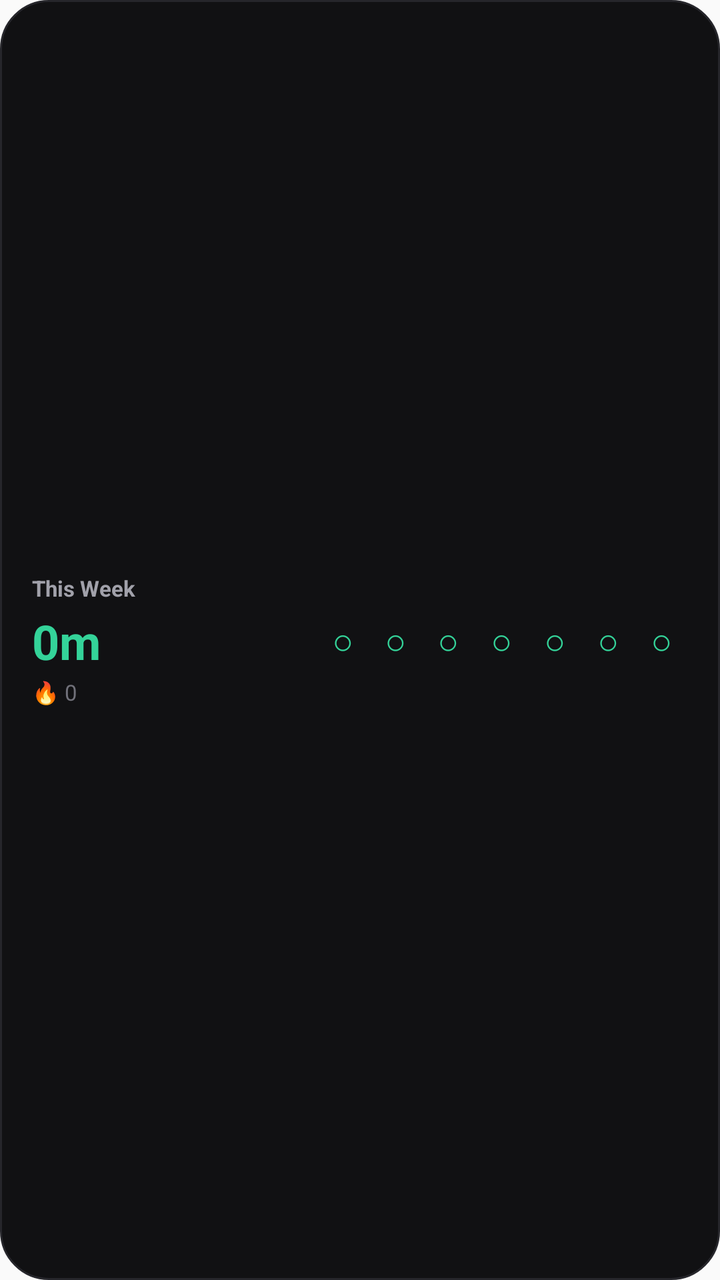
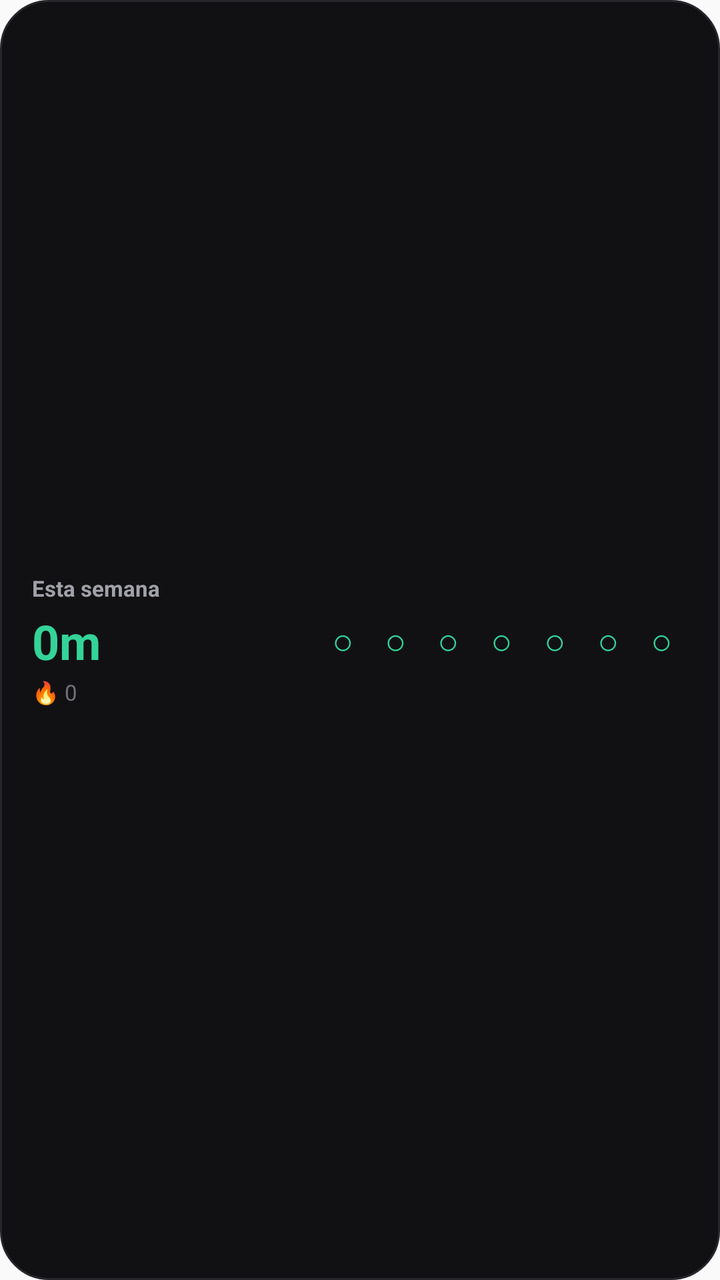

Two renders of the same Android screen: before a commit and after it. Below are the layout's source before the change and the commit's diff.
<!-- AndroidManifest.xml: application theme AppTheme -->
<!-- res/layout/widget_medium_week_preview.xml -->
<?xml version="1.0" encoding="utf-8"?>
<LinearLayout
    xmlns:android="http://schemas.android.com/apk/res/android"
    android:id="@+id/medium_week_root"
    android:layout_width="match_parent"
    android:layout_height="match_parent"
    android:orientation="horizontal"
    android:gravity="center_vertical"
    android:padding="16dp"
    android:background="@drawable/widget_focus_background">

    <LinearLayout
        android:layout_width="0dp"
        android:layout_height="match_parent"
        android:layout_weight="1"
        android:orientation="vertical"
        android:gravity="center_vertical">

        <TextView
            android:layout_width="wrap_content"
            android:layout_height="wrap_content"
            android:text="This Week"
            android:textColor="#A1A1AA"
            android:textSize="11sp"
            android:textStyle="bold" />

        <TextView
            android:id="@+id/medium_week_total"
            android:layout_width="wrap_content"
            android:layout_height="wrap_content"
            android:layout_marginTop="3dp"
            android:text="0m"
            android:textColor="#34D399"
            android:textSize="24sp"
            android:textStyle="bold" />

        <TextView
            android:id="@+id/medium_week_streak"
            android:layout_width="wrap_content"
            android:layout_height="wrap_content"
            android:layout_marginTop="2dp"
            android:text="🔥 0"
            android:textColor="#71717A"
            android:textSize="11sp" />

    </LinearLayout>

    <LinearLayout
        android:layout_width="0dp"
        android:layout_height="match_parent"
        android:layout_weight="1.3"
        android:orientation="horizontal"
        android:gravity="center"
        android:weightSum="7">

        <TextView android:id="@+id/medium_week_day_1" style="@style/FocusWidgetDay" android:text="○" />
        <TextView android:id="@+id/medium_week_day_2" style="@style/FocusWidgetDay" android:text="○" />
        <TextView android:id="@+id/medium_week_day_3" style="@style/FocusWidgetDay" android:text="○" />
        <TextView android:id="@+id/medium_week_day_4" style="@style/FocusWidgetDay" android:text="○" />
        <TextView android:id="@+id/medium_week_day_5" style="@style/FocusWidgetDay" android:text="○" />
        <TextView android:id="@+id/medium_week_day_6" style="@style/FocusWidgetDay" android:text="○" />
        <TextView android:id="@+id/medium_week_day_7" style="@style/FocusWidgetDay" android:text="○" />

    </LinearLayout>

</LinearLayout>
<!-- resources referenced by this layout -->
<resources>
  <!-- drawable widget_focus_background (drawable) -->
  <?xml version="1.0" encoding="utf-8"?>
  <shape
      xmlns:android="http://schemas.android.com/apk/res/android"
      android:shape="rectangle">
  
      <solid android:color="#111113" />
  
      <corners
          android:radius="24dp" />
  
      <stroke
          android:width="1dp"
          android:color="#26262B" />
  
  </shape>
  <style name="FocusWidgetDay">
          <item name="android:layout_width">0dp</item>
          <item name="android:layout_height">wrap_content</item>
          <item name="android:layout_weight">1</item>
          <item name="android:gravity">center</item>
          <item name="android:textColor">#34D399</item>
          <item name="android:textSize">18sp</item>
      </style>
  <style name="AppTheme" parent="Theme.AppCompat.Light.DarkActionBar">
          
          <item name="colorPrimary">@color/colorPrimary</item>
          <item name="colorPrimaryDark">@color/colorPrimaryDark</item>
          <item name="colorAccent">@color/colorAccent</item>
      </style>
</resources>

<!-- the commit's change to res/layout/widget_medium_week_preview.xml (unified diff, before → after) -->
@@ -19,7 +19,7 @@
         <TextView
             android:layout_width="wrap_content"
             android:layout_height="wrap_content"
-            android:text="This Week"
+            android:text="Esta semana"
             android:textColor="#A1A1AA"
             android:textSize="11sp"
             android:textStyle="bold" />
